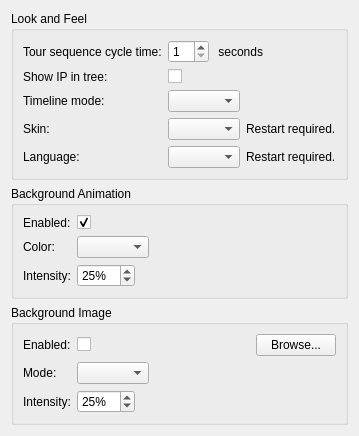
This is client/src/ui/widgets/settings/look_and_feel_preferences_widget.ui in networkoptix/nx_open as Qt 5 draws it before an edit. The edited form follows.
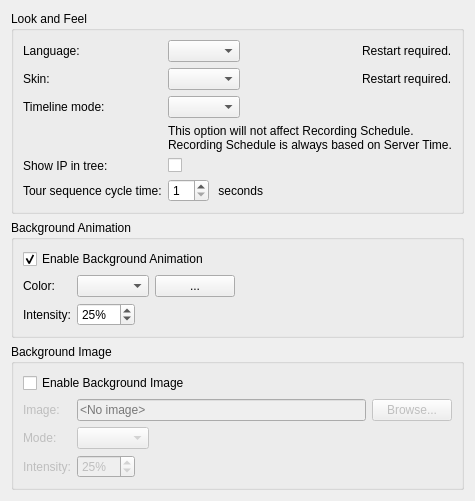
This is the edited form.

Commit message:
(Issue #4269) :  custom image on the background and background itself
<==== Mercurial data ====>
Branch: master

What changed in the file:
```diff
--- a/client/src/ui/widgets/settings/look_and_feel_preferences_widget.ui
+++ b/client/src/ui/widgets/settings/look_and_feel_preferences_widget.ui
@@ -6,72 +6,20 @@
    <rect>
     <x>0</x>
     <y>0</y>
-    <width>334</width>
-    <height>410</height>
+    <width>419</width>
+    <height>469</height>
    </rect>
   </property>
   <property name="windowTitle">
    <string/>
   </property>
-  <layout class="QVBoxLayout" name="verticalLayout">
+  <layout class="QVBoxLayout" name="verticalLayout_3">
    <item>
     <widget class="QGroupBox" name="lookAndFeelGroupBox">
      <property name="title">
       <string>Look and Feel</string>
      </property>
      <layout class="QGridLayout" name="gridLayout">
-      <item row="0" column="0">
-       <widget class="QLabel" name="tourCycleTimeLabel">
-        <property name="text">
-         <string>Tour sequence cycle time:</string>
-        </property>
-        <property name="buddy">
-         <cstring>tourCycleTimeSpinBox</cstring>
-        </property>
-       </widget>
-      </item>
-      <item row="0" column="1">
-       <layout class="QHBoxLayout" name="horizontalLayout_4" stretch="0,1">
-        <item>
-         <widget class="QSpinBox" name="tourCycleTimeSpinBox">
-          <property name="minimum">
-           <number>1</number>
-          </property>
-         </widget>
-        </item>
-        <item>
-         <widget class="QLabel" name="label_2">
-          <property name="text">
-           <string> seconds</string>
-          </property>
-         </widget>
-        </item>
-       </layout>
-      </item>
-      <item row="1" column="0">
-       <widget class="QLabel" name="showIpInTreeLabel">
-        <property name="text">
-         <string>Show IP in tree:</string>
-        </property>
-        <property name="buddy">
-         <cstring>showIpInTreeCheckBox</cstring>
-        </property>
-       </widget>
-      </item>
-      <item row="1" column="1">
-       <widget class="QCheckBox" name="showIpInTreeCheckBox">
-        <property name="text">
-         <string/>
-        </property>
-       </widget>
-      </item>
-      <item row="2" column="0">
-       <widget class="QLabel" name="timelineModeLabel">
-        <property name="text">
-         <string>Timeline mode:</string>
-        </property>
-       </widget>
-      </item>
       <item row="2" column="1">
        <layout class="QHBoxLayout" name="horizontalLayout_6">
         <item>
@@ -92,14 +40,51 @@
         </item>
        </layout>
       </item>
-      <item row="3" column="0">
+      <item row="2" column="0">
+       <widget class="QLabel" name="timelineModeLabel">
+        <property name="text">
+         <string>Timeline mode:</string>
+        </property>
+       </widget>
+      </item>
+      <item row="0" column="0">
+       <widget class="QLabel" name="languageLabel">
+        <property name="text">
+         <string>Language:</string>
+        </property>
+        <property name="buddy">
+         <cstring>languageComboBox</cstring>
+        </property>
+       </widget>
+      </item>
+      <item row="4" column="0">
+       <widget class="QLabel" name="showIpInTreeLabel">
+        <property name="text">
+         <string>Show IP in tree:</string>
+        </property>
+        <property name="buddy">
+         <cstring>showIpInTreeCheckBox</cstring>
+        </property>
+       </widget>
+      </item>
+      <item row="1" column="0">
        <widget class="QLabel" name="skinLabel">
         <property name="text">
          <string>Skin:</string>
         </property>
        </widget>
       </item>
-      <item row="3" column="1">
+      <item row="5" column="0">
+       <widget class="QLabel" name="tourCycleTimeLabel">
+        <property name="text">
+         <string>Tour sequence cycle time:</string>
+        </property>
+        <property name="buddy">
+         <cstring>tourCycleTimeSpinBox</cstring>
+        </property>
+       </widget>
+      </item>
+      <item row="1" column="1">
        <layout class="QHBoxLayout" name="horizontalLayout_9">
         <item>
          <widget class="QComboBox" name="skinComboBox"/>
@@ -126,17 +111,25 @@
         </item>
        </layout>
       </item>
-      <item row="4" column="0">
-       <widget class="QLabel" name="languageLabel">
+      <item row="5" column="1">
+       <layout class="QHBoxLayout" name="horizontalLayout_4" stretch="0,1">
+        <item>
+         <widget class="QSpinBox" name="tourCycleTimeSpinBox">
+          <property name="minimum">
+           <number>1</number>
+          </property>
+         </widget>
+        </item>
+        <item>
+         <widget class="QLabel" name="label_2">
         <property name="text">
-         <string>Language:</string>
-        </property>
-        <property name="buddy">
-         <cstring>languageComboBox</cstring>
+           <string> seconds</string>
         </property>
        </widget>
       </item>
-      <item row="4" column="1">
+       </layout>
+      </item>
+      <item row="0" column="1">
        <layout class="QHBoxLayout" name="horizontalLayout_7">
         <item>
          <widget class="QComboBox" name="languageComboBox"/>
@@ -163,6 +156,21 @@
         </item>
        </layout>
       </item>
+      <item row="4" column="1">
+       <widget class="QCheckBox" name="showIpInTreeCheckBox">
+        <property name="text">
+         <string/>
+        </property>
+       </widget>
+      </item>
+      <item row="3" column="1">
+       <widget class="QLabel" name="timeModeWarningLabel">
+        <property name="text">
+         <string>This option will not affect Recording Schedule.
+Recording Schedule is always based on Server Time.</string>
+        </property>
+       </widget>
+      </item>
      </layout>
     </widget>
    </item>
@@ -171,75 +179,50 @@
      <property name="title">
       <string>Background Animation</string>
      </property>
-     <layout class="QGridLayout" name="gridLayout_2">
-      <item row="0" column="0">
-       <widget class="QLabel" name="label_4">
+     <layout class="QVBoxLayout" name="verticalLayout">
+      <item>
+       <widget class="QCheckBox" name="animationEnabledCheckBox">
         <property name="text">
-         <string>Enabled:</string>
-        </property>
-       </widget>
-      </item>
-      <item row="0" column="1">
-       <widget class="QCheckBox" name="checkBox_2">
-        <property name="text">
-         <string/>
+         <string>Enable Background Animation</string>
         </property>
         <property name="checked">
          <bool>true</bool>
         </property>
        </widget>
       </item>
-      <item row="1" column="0">
-       <widget class="QLabel" name="label_5">
+      <item>
+       <widget class="QWidget" name="animationWidget" native="true">
+        <layout class="QGridLayout" name="gridLayout_4">
+         <property name="leftMargin">
+          <number>0</number>
+         </property>
+         <property name="topMargin">
+          <number>0</number>
+         </property>
+         <property name="rightMargin">
+          <number>0</number>
+         </property>
+         <property name="bottomMargin">
+          <number>0</number>
+         </property>
+         <item row="0" column="0">
+          <widget class="QLabel" name="animationColorLabel">
         <property name="text">
          <string>Color:</string>
         </property>
        </widget>
       </item>
-      <item row="2" column="0">
-       <widget class="QLabel" name="backgroundColorOpacityLabel">
-        <property name="text">
-         <string>Intensity:</string>
-        </property>
-       </widget>
-      </item>
-      <item row="2" column="1">
-       <layout class="QHBoxLayout" name="horizontalLayout_5">
-        <item>
-         <widget class="QSpinBox" name="backgroundColorOpacitySpinBox">
-          <property name="suffix">
-           <string>%</string>
-          </property>
-          <property name="minimum">
-           <number>1</number>
-          </property>
-          <property name="maximum">
-           <number>100</number>
-          </property>
-          <property name="value">
-           <number>25</number>
-          </property>
-         </widget>
-        </item>
-        <item>
-         <spacer name="horizontalSpacer_8">
-          <property name="orientation">
-           <enum>Qt::Horizontal</enum>
-          </property>
-          <property name="sizeHint" stdset="0">
-           <size>
-            <width>40</width>
-            <height>20</height>
-           </size>
-          </property>
-         </spacer>
-        </item>
-       </layout>
-      </item>
-      <item row="1" column="1">
+         <item row="0" column="1">
        <layout class="QHBoxLayout" name="horizontalLayout_8">
         <item>
-         <widget class="QComboBox" name="colorComboBox"/>
+            <widget class="QComboBox" name="animationColorComboBox"/>
+           </item>
+           <item>
+            <widget class="QPushButton" name="colorSelectButton">
+             <property name="text">
+              <string>...</string>
+             </property>
+            </widget>
         </item>
         <item>
          <spacer name="horizontalSpacer_4">
@@ -256,6 +239,49 @@
         </item>
        </layout>
       </item>
+         <item row="1" column="0">
+          <widget class="QLabel" name="animationOpacityLabel">
+           <property name="text">
+            <string>Intensity:</string>
+           </property>
+          </widget>
+         </item>
+         <item row="1" column="1">
+          <layout class="QHBoxLayout" name="horizontalLayout_5">
+           <item>
+            <widget class="QSpinBox" name="animationOpacitySpinBox">
+             <property name="suffix">
+              <string>%</string>
+             </property>
+             <property name="minimum">
+              <number>1</number>
+             </property>
+             <property name="maximum">
+              <number>100</number>
+             </property>
+             <property name="value">
+              <number>25</number>
+             </property>
+            </widget>
+           </item>
+           <item>
+            <spacer name="horizontalSpacer_8">
+             <property name="orientation">
+              <enum>Qt::Horizontal</enum>
+             </property>
+             <property name="sizeHint" stdset="0">
+              <size>
+               <width>40</width>
+               <height>20</height>
+              </size>
+             </property>
+            </spacer>
+           </item>
+          </layout>
+         </item>
+        </layout>
+       </widget>
+      </item>
      </layout>
     </widget>
    </item>
@@ -264,38 +290,53 @@
      <property name="title">
       <string>Background Image</string>
      </property>
-     <layout class="QGridLayout" name="gridLayout_3">
+     <layout class="QVBoxLayout" name="verticalLayout_2">
+      <item>
+       <widget class="QCheckBox" name="imageEnabledCheckBox">
+        <property name="text">
+         <string>Enable Background Image</string>
+        </property>
+       </widget>
+      </item>
+      <item>
+       <widget class="QWidget" name="imageWidget" native="true">
+        <property name="enabled">
+         <bool>false</bool>
+        </property>
+        <layout class="QGridLayout" name="gridLayout_2">
+         <property name="leftMargin">
+          <number>0</number>
+         </property>
+         <property name="topMargin">
+          <number>0</number>
+         </property>
+         <property name="rightMargin">
+          <number>0</number>
+         </property>
+         <property name="bottomMargin">
+          <number>0</number>
+         </property>
       <item row="0" column="0">
-       <widget class="QLabel" name="label">
+          <widget class="QLabel" name="imageNameLabel">
         <property name="text">
-         <string>Enabled:</string>
+            <string>Image:</string>
         </property>
        </widget>
       </item>
       <item row="0" column="1">
        <layout class="QHBoxLayout" name="horizontalLayout">
         <item>
-         <widget class="QCheckBox" name="checkBox">
-          <property name="text">
-           <string/>
+            <widget class="QLineEdit" name="imageNameLineEdit">
+             <property name="readOnly">
+              <bool>true</bool>
+             </property>
+             <property name="placeholderText">
+              <string>&lt;No image&gt;</string>
           </property>
          </widget>
         </item>
         <item>
-         <spacer name="horizontalSpacer_2">
-          <property name="orientation">
-           <enum>Qt::Horizontal</enum>
-          </property>
-          <property name="sizeHint" stdset="0">
-           <size>
-            <width>40</width>
-            <height>20</height>
-           </size>
-          </property>
-         </spacer>
-        </item>
-        <item>
-         <widget class="QPushButton" name="selectImageButton">
+            <widget class="QPushButton" name="imageSelectButton">
           <property name="text">
            <string>Browse...</string>
           </property>
@@ -303,13 +344,6 @@
         </item>
        </layout>
       </item>
-      <item row="1" column="0">
-       <widget class="QLabel" name="label_3">
-        <property name="text">
-         <string>Mode:</string>
-        </property>
-       </widget>
-      </item>
       <item row="1" column="1">
        <layout class="QHBoxLayout" name="horizontalLayout_2">
         <item>
@@ -330,8 +364,15 @@
         </item>
        </layout>
       </item>
+         <item row="1" column="0">
+          <widget class="QLabel" name="imageModeLabel">
+           <property name="text">
+            <string>Mode:</string>
+           </property>
+          </widget>
+         </item>
       <item row="2" column="0">
-       <widget class="QLabel" name="backgroundImageOpacityLabel">
+          <widget class="QLabel" name="imageOpacityLabel">
         <property name="text">
          <string>Intensity:</string>
         </property>
@@ -373,6 +414,9 @@
      </layout>
     </widget>
    </item>
+     </layout>
+    </widget>
+   </item>
    <item>
     <spacer name="verticalSpacer">
      <property name="orientation">
```
Left out of the diff: 19 changed lines with no effect on the pictures. Lines whose indentation alone changed are shown as unchanged. The commit also changes 6 other files.
